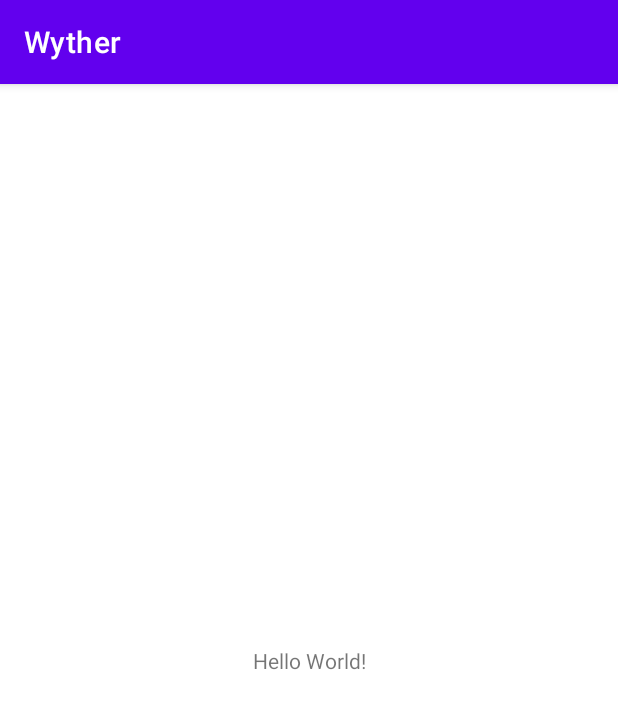
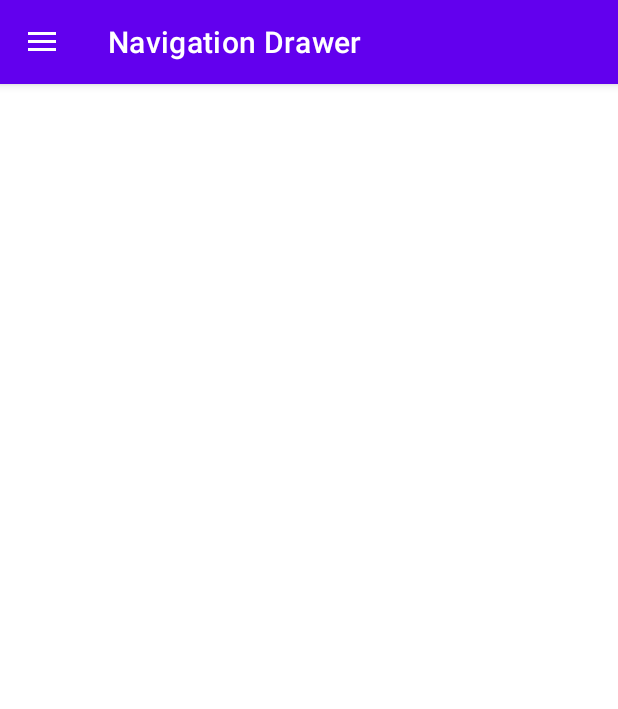
Before and after one commit to ClementAdd/Wyther, an Android app: the screen it shows after launch (MainActivity), on a phone screen of 412 x 824 dp. Shown: the top 709 px of the screen. Run offline under Robolectric (Android 15) with nearby library versions, the phone set to English and light mode, and no system bars.

Commit message:
menu navigation

```diff
--- a/app/build.gradle
+++ b/app/build.gradle
@@ -36,4 +36,5 @@ dependencies {
     testImplementation 'junit:junit:4.13.2'
     androidTestImplementation 'androidx.test.ext:junit:1.1.4'
     androidTestImplementation 'androidx.test.espresso:espresso-core:3.5.0'
+    implementation 'com.google.android.material:material:1.8.0-beta01'
 }
--- a/app/src/main/java/com/example/wyther/MainActivity.java
+++ b/app/src/main/java/com/example/wyther/MainActivity.java
@@ -1,19 +1,40 @@
 package com.example.wyther;
 
+import androidx.annotation.NonNull;
+import androidx.appcompat.app.ActionBarDrawerToggle;
 import androidx.appcompat.app.AlertDialog;
 import androidx.appcompat.app.AppCompatActivity;
+import androidx.drawerlayout.widget.DrawerLayout;
 
 import android.content.Context;
-import android.content.DialogInterface;
 import android.os.Bundle;
+import android.view.MenuItem;
 import android.widget.Button;
 
+
 public class MainActivity extends AppCompatActivity {
+
+    public DrawerLayout drawerLayout;
+    public ActionBarDrawerToggle actionBarDrawerToggle;
 
     @Override
     protected void onCreate(Bundle savedInstanceState) {
         super.onCreate(savedInstanceState);
         setContentView(R.layout.activity_main);
+
+        // drawer layout instance to toggle the menu icon to open
+        // drawer and back button to close drawer
+        drawerLayout = findViewById(R.id.my_drawer_layout);
+        actionBarDrawerToggle = new ActionBarDrawerToggle(this, drawerLayout, R.string.nav_open, R.string.nav_close);
+
+        // pass the Open and Close toggle for the drawer layout listener
+        // to toggle the button
+        drawerLayout.addDrawerListener(actionBarDrawerToggle);
+        actionBarDrawerToggle.syncState();
+
+        // to make the Navigation drawer icon always appear on the action bar
+        getSupportActionBar().setDisplayHomeAsUpEnabled(true);
+
     }
 
     final Context context = this;
@@ -30,4 +51,29 @@ public class MainActivity extends AppCompatActivity {
                     System.exit(0);
                 }).create().show();
     }
+
+    @Override
+    public boolean onOptionsItemSelected(@NonNull MenuItem item) {
+
+        if (actionBarDrawerToggle.onOptionsItemSelected(item)) {
+            return true;
+        }
+        return super.onOptionsItemSelected(item);
+    }
+
+    public void onClickSettings(MenuItem item) {
+        System.out.println("Settings");
+    }
+
+    public void onClickFiltre(MenuItem item) {
+        System.out.println("filtre");
+    }
+
+    public void onClickFav(MenuItem item) {
+        System.out.println("fav");
+    }
+
+    public void onClickAbout(MenuItem item) {
+        System.out.println("about");
+    }
 }
--- a/app/src/main/res/layout/activity_main.xml
+++ b/app/src/main/res/layout/activity_main.xml
@@ -1,18 +1,29 @@
 <?xml version="1.0" encoding="utf-8"?>
-<androidx.constraintlayout.widget.ConstraintLayout xmlns:android="http://schemas.android.com/apk/res/android"
+
+<!-- the root view must be the DrawerLayout -->
+
+<androidx.drawerlayout.widget.DrawerLayout
+    xmlns:android="http://schemas.android.com/apk/res/android"
     xmlns:app="http://schemas.android.com/apk/res-auto"
     xmlns:tools="http://schemas.android.com/tools"
+    android:id="@+id/my_drawer_layout"
     android:layout_width="match_parent"
     android:layout_height="match_parent"
-    tools:context=".MainActivity">
+    tools:context=".MainActivity"
+    tools:ignore="HardcodedText">
 
-    <TextView
+    <LinearLayout
+        android:layout_width="match_parent"
+        android:layout_height="match_parent"/>
+
+    <!-- this the navigation view which draws and shows the navigation drawer -->
+    <!-- include the menu created in the menu folder -->
+    <com.google.android.material.navigation.NavigationView
         android:layout_width="wrap_content"
-        android:layout_height="wrap_content"
-        android:text="Hello World!"
-        app:layout_constraintBottom_toBottomOf="parent"
-        app:layout_constraintEnd_toEndOf="parent"
-        app:layout_constraintStart_toStartOf="parent"
-        app:layout_constraintTop_toTopOf="parent" />
+        android:layout_height="match_parent"
+        android:layout_gravity="start"
+        app:menu="@menu/navigation_menu"
 
-</androidx.constraintlayout.widget.ConstraintLayout>
+        />
+
+</androidx.drawerlayout.widget.DrawerLayout>
--- /dev/null
+++ b/app/src/main/res/menu/navigation_menu.xml
@@ -0,0 +1,33 @@
+<?xml version="1.0" encoding="utf-8"?>
+<menu xmlns:android="http://schemas.android.com/apk/res/android"
+    xmlns:tools="http://schemas.android.com/tools"
+    tools:ignore="HardcodedText">
+
+    <item
+        android:id="@+id/nav_settings"
+        android:icon="@android:drawable/ic_menu_preferences"
+        android:onClick="onClickSettings"
+        android:title="Réglages" />
+
+    <item
+        android:id="@+id/nav_filtre"
+        android:title="Filtres"
+        android:icon="@android:drawable/ic_menu_sort_by_size"
+        android:onClick="onClickFiltre"
+        />
+
+    <item
+        android:id="@+id/nav_fav"
+        android:title="Favoris"
+        android:icon="@android:drawable/btn_star"
+        android:onClick="onClickFav"
+        />
+
+    <item
+        android:id="@+id/nav_propos"
+        android:title="À propos"
+        android:icon="@android:drawable/ic_menu_info_details"
+        android:onClick="onClickAbout"
+        />
+
+</menu>
--- a/app/src/main/res/values/strings.xml
+++ b/app/src/main/res/values/strings.xml
@@ -1,3 +1,6 @@
 <resources>
-    <string name="app_name">Wyther</string>
+    <string name="app_name">Navigation Drawer</string>
+    <!-- to toggle the open close button of the navigation drawer -->
+    <string name="nav_open">Open</string>
+    <string name="nav_close">Close</string>
 </resources>
```
